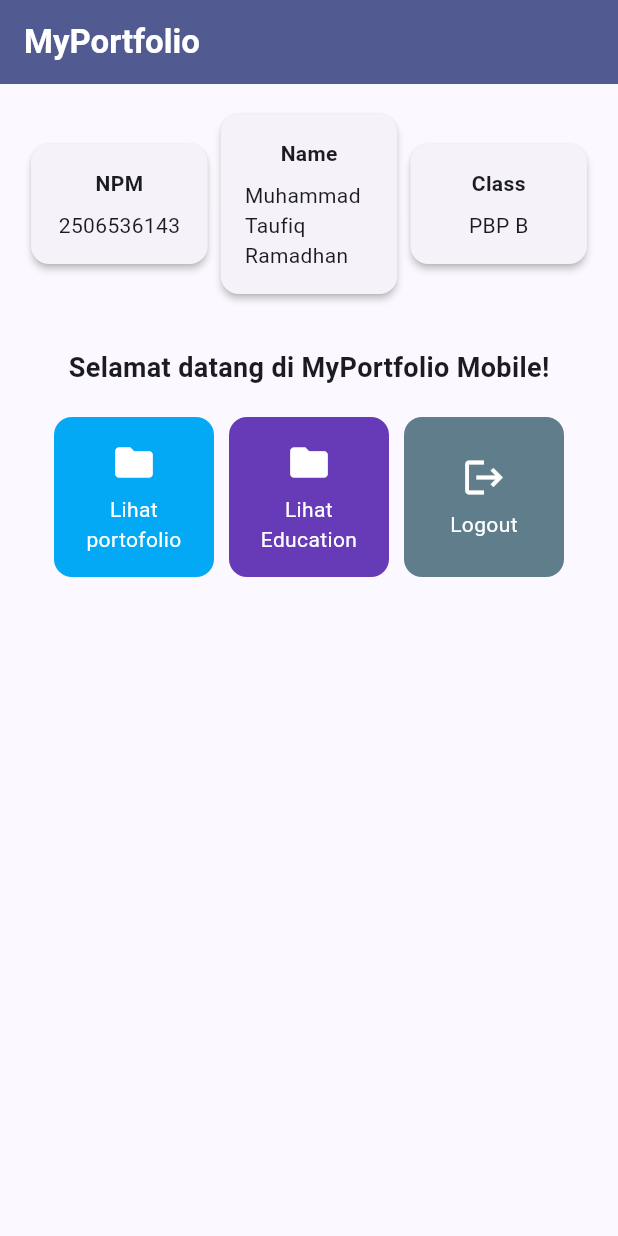
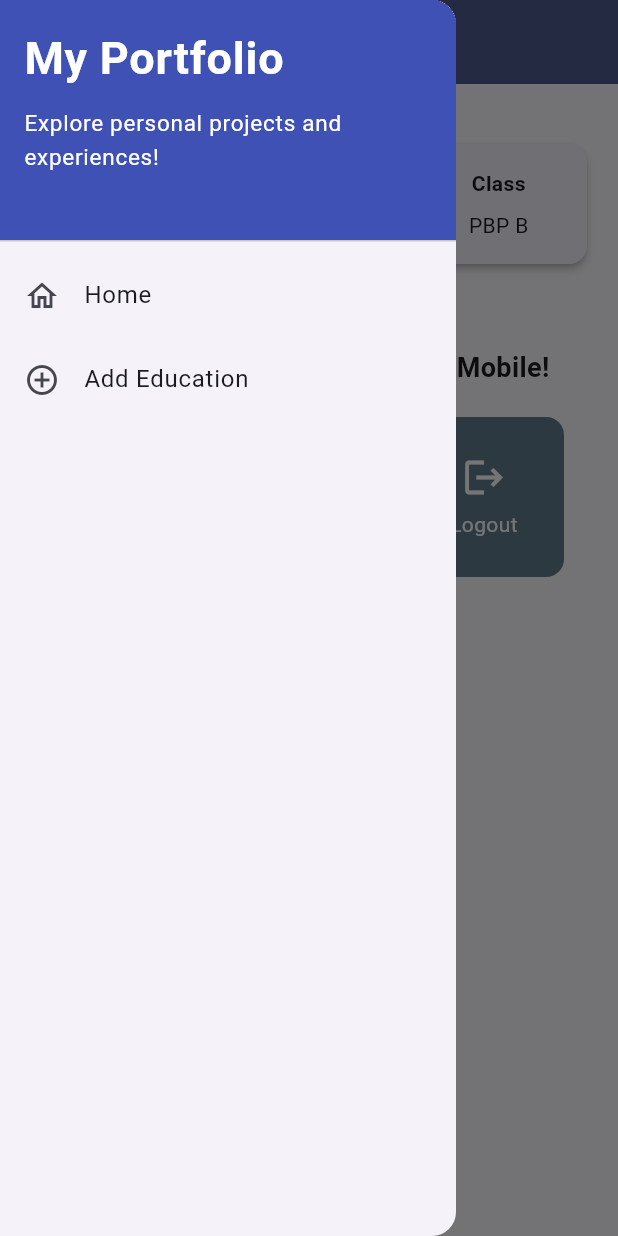
Before and after one commit to Taufiq454/myportofolio_mobile, a Flutter app: the screen it shows after launch, with the side drawer open (before the commit the screen has no drawer), on a phone screen of 412 x 824 dp. Run offline on Flutter 3.47's test engine with Material 3 defaults, Android fonts, the phone set to English and light mode, and no system bars; our stand-ins replace material_ui.

Commit message:
Complete Tutorial-09

```diff
--- a/lib/main.dart
+++ b/lib/screens/main.dart
@@ -1,5 +1,5 @@
-import 'package:flutter/material.dart';
-import 'package:myportofolio_mobile/menu.dart';
+import 'package:material_ui/material_ui.dart';
+import 'package:myportofolio_mobile/screens/menu.dart';
 
 void main() {
   runApp(const MyApp());
--- a/lib/menu.dart
+++ b/lib/screens/menu.dart
@@ -1,4 +1,6 @@
-import 'package:flutter/material.dart';
+import 'package:material_ui/material_ui.dart';
+import 'package:myportofolio_mobile/widgets/left_drawer.dart';
+import 'package:myportofolio_mobile/widgets/project_cart.dart';
 
 class MyHomePage extends StatelessWidget {
   MyHomePage({super.key});
@@ -8,8 +10,8 @@ class MyHomePage extends StatelessWidget {
   final String kelas = "PBP B";
 
   final List<ItemHomepage> items = [
-    ItemHomepage("Lihat portofolio", Icons.folder, Colors.lightBlue),
-    ItemHomepage("Lihat Education", Icons.folder, Colors.deepPurple),
+    ItemHomepage("Lihat Education", Icons.folder, Colors.lightBlue),
+    ItemHomepage("Tambah Education", Icons.add_box_rounded, Colors.deepPurple),
     // ItemHomepage("Lihat Experience", Icons.folder),
     ItemHomepage("Logout", Icons.logout, Colors.blueGrey),
   ];
@@ -26,6 +28,7 @@ class MyHomePage extends StatelessWidget {
         ),
         backgroundColor: Theme.of(context).colorScheme.primary,
       ),
+      drawer: const LeftDrawer(),
       // Body halaman utama dengan padding di sekelilingnya.
       body: Padding(
         padding: const EdgeInsets.all(16.0),
@@ -118,48 +121,3 @@ class ItemHomepage {
 
   ItemHomepage(this.name, this.icon, this.color);
 }
-
-class ItemCard extends StatelessWidget {
-  final ItemHomepage item;
-
-  const ItemCard(this.item, {super.key});
-
-  @override
-  Widget build(BuildContext context) {
-    return Material(
-      // Menggunakan warna sekunder dari skema tema aplikasi.
-      color: item.color,
-      borderRadius: BorderRadius.circular(12),
-      child: InkWell(
-        // Aksi ketika kartu ditekan oleh pengguna.
-        onTap: () {
-          // Menampilkan SnackBar dengan pesan interaktif.
-          ScaffoldMessenger.of(context)
-            ..hideCurrentSnackBar()
-            ..showSnackBar(
-              SnackBar(
-                content: Text("Kamu telah menekan tombol ${item.name}!"),
-              ),
-            );
-        },
-        child: Container(
-          padding: const EdgeInsets.all(8),
-          child: Center(
-            child: Column(
-              mainAxisAlignment: MainAxisAlignment.center,
-              children: [
-                Icon(item.icon, color: Colors.white, size: 30.0),
-                const Padding(padding: EdgeInsets.all(3)),
-                Text(
-                  item.name,
-                  textAlign: TextAlign.center,
-                  style: const TextStyle(color: Colors.white),
-                ),
-              ],
-            ),
-          ),
-        ),
-      ),
-    );
-  }
-}
--- /dev/null
+++ b/lib/widgets/left_drawer.dart
@@ -0,0 +1,60 @@
+import 'package:material_ui/material_ui.dart';
+import 'package:myportofolio_mobile/screens/menu.dart';
+import 'package:myportofolio_mobile/education_form.dart';
+
+class LeftDrawer extends StatelessWidget {
+  const LeftDrawer({super.key});
+
+  @override
+  Widget build(BuildContext context) {
+    return Drawer(
+      child: ListView(
+        children: [
+          const DrawerHeader(
+            decoration: BoxDecoration(color: Colors.indigo),
+            child: Column(
+              crossAxisAlignment: CrossAxisAlignment.start,
+              children: [
+                Text(
+                  'My Portfolio',
+                  style: TextStyle(
+                    fontSize: 30,
+                    fontWeight: FontWeight.bold,
+                    color: Colors.white,
+                  ),
+                ),
+                SizedBox(height: 10),
+                Text(
+                  'Explore personal projects and experiences!',
+                  style: TextStyle(fontSize: 15, color: Colors.white),
+                ),
+              ],
+            ),
+          ),
+          ListTile(
+            leading: const Icon(Icons.home_outlined),
+            title: const Text('Home'),
+            // Navigasi ke halaman utama portofolio
+            onTap: () {
+              Navigator.pushReplacement(
+                context,
+                MaterialPageRoute(builder: (context) => MyHomePage()),
+              );
+            },
+          ),
+          ListTile(
+            leading: const Icon(Icons.add_circle_outline),
+            title: const Text('Add Education'),
+            // Navigasi ke halaman tambah education
+            onTap: () {
+              Navigator.pushReplacement(
+                context,
+                MaterialPageRoute(builder: (context) => EducationFormPage()),
+              );
+            },
+          ),
+        ],
+      ),
+    );
+  }
+}
--- /dev/null
+++ b/lib/widgets/project_cart.dart
@@ -0,0 +1,57 @@
+import 'package:material_ui/material_ui.dart';
+import 'package:myportofolio_mobile/screens/menu.dart';
+import 'package:myportofolio_mobile/education_form.dart';
+
+class ItemCard extends StatelessWidget {
+  final ItemHomepage item;
+
+  const ItemCard(this.item, {super.key});
+
+  @override
+  Widget build(BuildContext context) {
+    return Material(
+      // Menggunakan warna sekunder dari skema tema aplikasi.
+      color: item.color,
+      borderRadius: BorderRadius.circular(12),
+      child: InkWell(
+        // Aksi ketika kartu ditekan oleh pengguna.
+        onTap: () {
+          // Menampilkan SnackBar dengan pesan interaktif.
+          ScaffoldMessenger.of(context)
+            ..hideCurrentSnackBar()
+            ..showSnackBar(
+              SnackBar(
+                content: Text("Kamu telah menekan tombol ${item.name}!"),
+              ),
+            );
+
+          if (item.name == "Tambah Education") {
+            Navigator.push(
+              context,
+              MaterialPageRoute(
+                builder: (context) => const EducationFormPage(),
+              ),
+            );
+          }
+        },
+        child: Container(
+          padding: const EdgeInsets.all(8),
+          child: Center(
+            child: Column(
+              mainAxisAlignment: MainAxisAlignment.center,
+              children: [
+                Icon(item.icon, color: Colors.white, size: 30.0),
+                const Padding(padding: EdgeInsets.all(3)),
+                Text(
+                  item.name,
+                  textAlign: TextAlign.center,
+                  style: const TextStyle(color: Colors.white),
+                ),
+              ],
+            ),
+          ),
+        ),
+      ),
+    );
+  }
+}
--- a/pubspec.yaml
+++ b/pubspec.yaml
@@ -34,6 +34,7 @@ dependencies:
   # The following adds the Cupertino Icons font to your application.
   # Use with the CupertinoIcons class for iOS style icons.
   cupertino_icons: ^1.0.8
+  material_ui: ^1.11.1
 
 dev_dependencies:
   flutter_test:
```
Also changed, not shown: lib/education_form.dart (added, +244 -0 lines), pubspec.lock, 1 other file.
